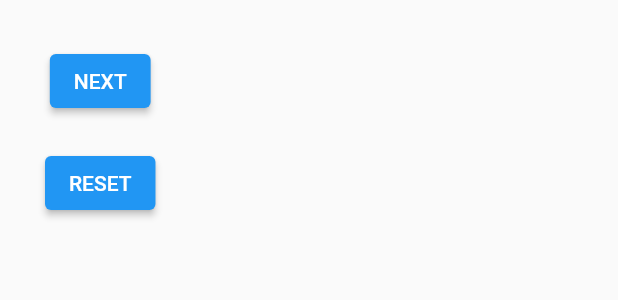
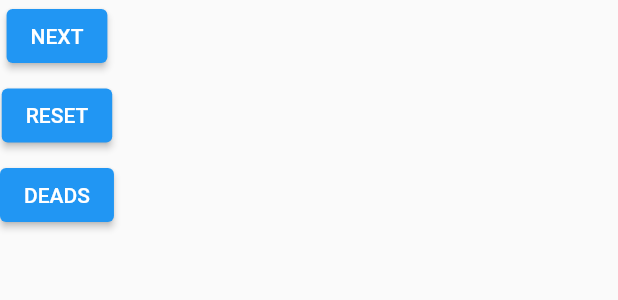
Before and after one commit to Madserker/MadScientistAndTheScientists, a Flutter app: the BattleRoyale widget shown alone on an empty page, opened directly, on a phone screen of 412 x 824 dp. Shown: the top 300 px of the screen. Run offline on Flutter 3.47's test engine with Material 2 defaults, Android fonts, the phone set to English and light mode, and no system bars; our stand-ins replace cloud_firestore, firebase_core; missing offline and left inert: cloud_firestore_web, firebase_core_web; accounts and stored records are empty.

Commit message:
SHOW HIDE DEADS

```diff
--- a/lib/battle_royale.dart
+++ b/lib/battle_royale.dart
@@ -18,6 +18,8 @@ class _BattleRoyaleState extends State<BattleRoyale> {
   List logs = [];
   List aliveUsers = [];
   List deadUsers = [];
+
+  bool showDeads = true;
 
   ScrollController controller = ScrollController();
 
@@ -54,19 +56,29 @@ class _BattleRoyaleState extends State<BattleRoyale> {
         ),
       ),
       Positioned(
-        left: 30,
-        top: 30,
+        left: 0,
+        top: 0,
         child: Column(
           children: [
             ElevatedButton(onPressed: _nextLog, child: Text("NEXT")),
             SizedBox(
-              height: 20,
+              height: 5,
             ),
-            ElevatedButton(onPressed: _resetGame, child: Text("RESET"))
+            ElevatedButton(onPressed: _resetGame, child: Text("RESET")),
+            SizedBox(
+              height: 5,
+            ),
+            ElevatedButton(
+                onPressed: () {
+                  showDeads = !showDeads;
+                  setState(() {});
+                },
+                child: Text("DEADS"))
           ],
         ),
       ),
-      Positioned(
+      showDeads
+          ? Positioned(
               top: 30,
               right: 30,
               child: Column(
@@ -98,7 +110,8 @@ class _BattleRoyaleState extends State<BattleRoyale> {
                   }
                 }).toList(),
               ),
-      ),
+            )
+          : Container(),
     ]);
   }
 
```
Lines whose indentation alone changed are shown as unchanged.
